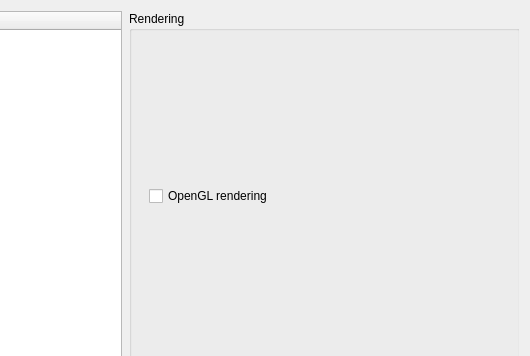
Old version of the form src/ui/modal/settings.ui in the repository albin-johansson/tactile; both pictures show x 145 to 675 and y 0 to 356 of the 675 by 523 pixel window.
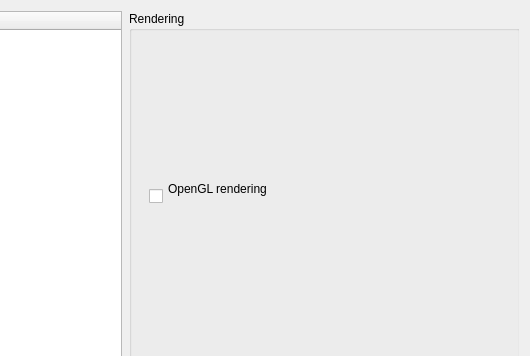
New version of the form.

The edit to the form file:
```diff
--- a/src/ui/modal/settings.ui
+++ b/src/ui/modal/settings.ui
@@ -71,7 +71,8 @@
                  </sizepolicy>
                 </property>
                 <property name="text">
-                 <string>OpenGL rendering</string>
+                                                                    <string>OpenGL rendering
+                                                                    </string>
                 </property>
                </widget>
               </item>
```
Left out of the diff: 10 changed lines with no effect on the pictures. Lines whose indentation alone changed are shown as unchanged.
